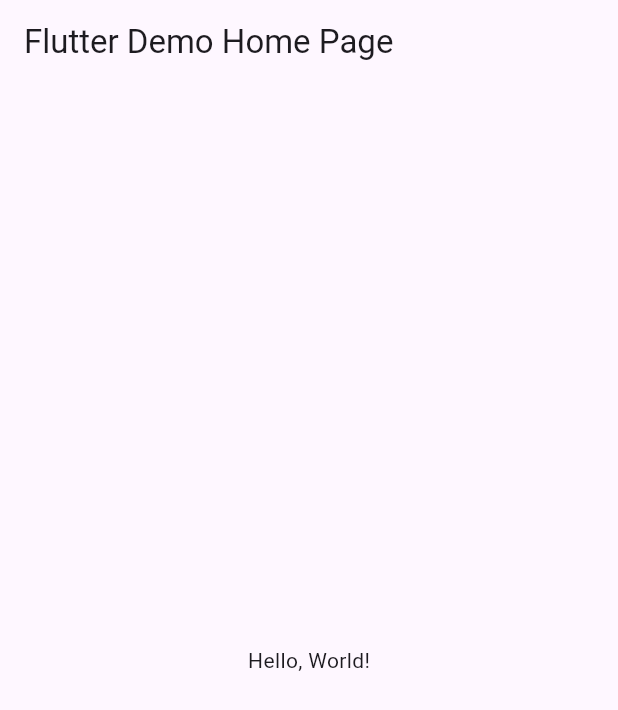
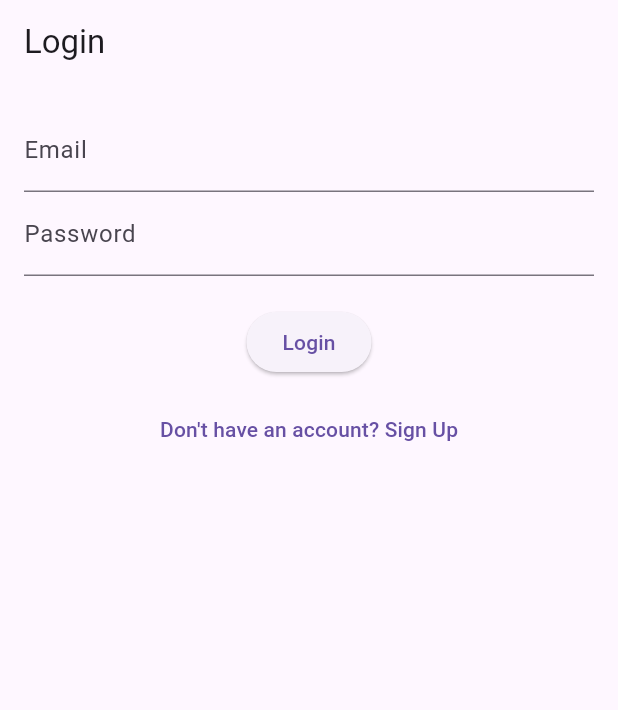
Before and after one commit to hibasahnouni/memoire, a Flutter app: the screen it shows after launch, on a phone screen of 412 x 824 dp. Shown: the top 710 px of the screen. Run offline on Flutter 3.47's test engine with Material 3 defaults, Android fonts, the phone set to English and light mode, and no system bars.

Commit message:
learning flutter

```diff
--- a/lib/main.dart
+++ b/lib/main.dart
@@ -1,43 +1,185 @@
 import 'package:flutter/material.dart';
 
-void main() => runApp(MyApp());
+void main() {
+  runApp(MyApp());
+}
 
 class MyApp extends StatelessWidget {
-  const MyApp({super.key});
-  // This widget is the root of your application.
   @override
   Widget build(BuildContext context) {
     return MaterialApp(
-      // Application name
-      title: 'Flutter Hello World',
-      // Application theme data, you can set the colors for the application as
-      // you want
+      title: 'Login and Sign Up',
       theme: ThemeData(
-        // useMaterial3: false,
         primarySwatch: Colors.blue,
+        visualDensity: VisualDensity.adaptivePlatformDensity,
       ),
-      // A widget which will be started on application startup
-      home: MyHomePage(title: 'Flutter Demo Home Page'),
+      home: LoginPage(),
     );
   }
 }
 
-class MyHomePage extends StatelessWidget {
-  final String title;
-  const MyHomePage({super.key, required this.title});
+class LoginPage extends StatefulWidget {
+  @override
+  _LoginPageState createState() => _LoginPageState();
+}
+
+class _LoginPageState extends State<LoginPage> {
+  final _formKey = GlobalKey<FormState>();
+  final TextEditingController _emailController = TextEditingController();
+  final TextEditingController _passwordController = TextEditingController();
 
   @override
   Widget build(BuildContext context) {
     return Scaffold(
       appBar: AppBar(
-        // The title text which will be shown on the action bar
-        title: Text(title),
+        title: Text('Login'),
       ),
-      body: Center(
-        child: Text(
-          'Hello, World!',
+      body: Padding(
+        padding: const EdgeInsets.all(16.0),
+        child: Form(
+          key: _formKey,
+          child: Column(
+            children: <Widget>[
+              TextFormField(
+                controller: _emailController,
+                decoration: InputDecoration(labelText: 'Email'),
+                validator: (value) {
+                  if (value == null || value.isEmpty) {
+                    return 'Please enter your email';
+                  }
+                  if (!RegExp(r"^[a-zA-Z0-9+_.-]+@[a-zA-Z0-9.-]+$")
+                      .hasMatch(value)) {
+                    return 'Please enter a valid email';
+                  }
+                  return null;
+                },
+              ),
+              TextFormField(
+                controller: _passwordController,
+                decoration: InputDecoration(labelText: 'Password'),
+                obscureText: true,
+                validator: (value) {
+                  if (value == null || value.isEmpty) {
+                    return 'Please enter your password';
+                  }
+                  return null;
+                },
+              ),
+              SizedBox(height: 20),
+              ElevatedButton(
+                onPressed: () {
+                  if (_formKey.currentState!.validate()) {
+                    // Handle login logic
+                    print("Logging in with ${_emailController.text}");
+                  }
+                },
+                child: Text('Login'),
+              ),
+              SizedBox(height: 10),
+              TextButton(
+                onPressed: () {
+                  Navigator.push(
+                    context,
+                    MaterialPageRoute(builder: (context) => SignUpPage()),
+                  );
+                },
+                child: Text("Don't have an account? Sign Up"),
+              ),
+            ],
+          ),
         ),
       ),
     );
   }
 }
+
+class SignUpPage extends StatefulWidget {
+  @override
+  _SignUpPageState createState() => _SignUpPageState();
+}
+
+class _SignUpPageState extends State<SignUpPage> {
+  final _formKey = GlobalKey<FormState>();
+  final TextEditingController _emailController = TextEditingController();
+  final TextEditingController _passwordController = TextEditingController();
+  final TextEditingController _confirmPasswordController =
+      TextEditingController();
+
+  @override
+  Widget build(BuildContext context) {
+    return Scaffold(
+      appBar: AppBar(
+        title: Text('Sign Up'),
+      ),
+      body: Padding(
+        padding: const EdgeInsets.all(16.0),
+        child: Form(
+          key: _formKey,
+          child: Column(
+            children: <Widget>[
+              TextFormField(
+                controller: _emailController,
+                decoration: InputDecoration(labelText: 'Email'),
+                validator: (value) {
+                  if (value == null || value.isEmpty) {
+                    return 'Please enter your email';
+                  }
+                  if (!RegExp(r"^[a-zA-Z0-9+_.-]+@[a-zA-Z0-9.-]+$")
+                      .hasMatch(value)) {
+                    return 'Please enter a valid email';
+                  }
+                  return null;
+                },
+              ),
+              TextFormField(
+                controller: _passwordController,
+                decoration: InputDecoration(labelText: 'Password'),
+                obscureText: true,
+                validator: (value) {
+                  if (value == null || value.isEmpty) {
+                    return 'Please enter your password';
+                  }
+                  if (value.length < 6) {
+                    return 'Password should be at least 6 characters';
+                  }
+                  return null;
+                },
+              ),
+              TextFormField(
+                controller: _confirmPasswordController,
+                decoration: InputDecoration(labelText: 'Confirm Password'),
+                obscureText: true,
+                validator: (value) {
+                  if (value == null || value.isEmpty) {
+                    return 'Please confirm your password';
+                  }
+                  if (value != _passwordController.text) {
+                    return 'Passwords do not match';
+                  }
+                  return null;
+                },
+              ),
+              SizedBox(height: 20),
+              ElevatedButton(
+                onPressed: () {
+                  if (_formKey.currentState!.validate()) {
+                    // Handle sign up logic
+                    print("Signing up with ${_emailController.text}");
+                  }
+                },
+                child: Text('Sign Up'),
+              ),
+              SizedBox(height: 10),
+              TextButton(
+                onPressed: () {
+                  Navigator.pop(context);
+                },
+                child: Text("Already have an account? Login"),
+              ),
+            ],
+          ),
+        ),
+      ),
+    );
+  }
+}
```
